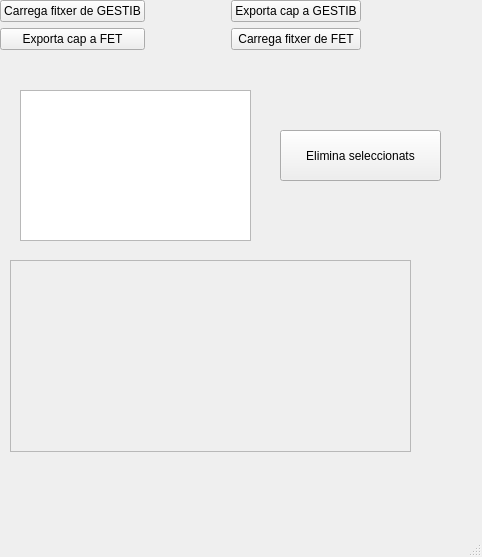
The window that mainwindow.ui (pnegre/XESFET) describes before a commit, drawn with Qt 5.
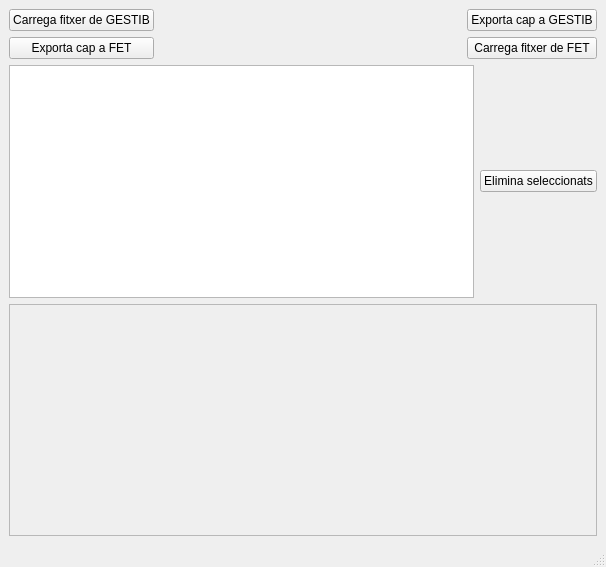
The same window after the commit.

Commit message: Eliminem també les assignatures relacionades amb els cursos

```diff
--- a/mainwindow.ui
+++ b/mainwindow.ui
@@ -6,38 +6,16 @@
    <rect>
     <x>0</x>
     <y>0</y>
-    <width>482</width>
-    <height>557</height>
+    <width>606</width>
+    <height>567</height>
    </rect>
   </property>
   <property name="windowTitle">
    <string>MainWindow</string>
   </property>
   <widget class="QWidget" name="centralwidget">
-   <widget class="QPushButton" name="but_delete">
-    <property name="geometry">
-     <rect>
-      <x>280</x>
-      <y>130</y>
-      <width>161</width>
-      <height>51</height>
-     </rect>
-    </property>
-    <property name="text">
-     <string>Elimina seleccionats</string>
-    </property>
-   </widget>
-   <widget class="QListWidget" name="courseList">
-    <property name="geometry">
-     <rect>
-      <x>20</x>
-      <y>90</y>
-      <width>231</width>
-      <height>151</height>
-     </rect>
-    </property>
-   </widget>
-   <widget class="QWidget" name="">
+   <layout class="QGridLayout" name="gridLayout">
+    <item row="0" column="0">
     <layout class="QHBoxLayout" name="horizontalLayout">
      <item>
       <layout class="QVBoxLayout" name="verticalLayout">
@@ -119,20 +97,29 @@
       </layout>
      </item>
     </layout>
-   </widget>
+    </item>
+    <item row="1" column="0">
+     <layout class="QHBoxLayout" name="horizontalLayout_2">
+      <item>
+       <widget class="QListWidget" name="courseList"/>
+      </item>
+      <item>
+       <widget class="QPushButton" name="but_delete">
+        <property name="text">
+         <string>Elimina seleccionats</string>
+        </property>
+       </widget>
+      </item>
+     </layout>
+    </item>
+    <item row="2" column="0">
    <widget class="QTextEdit" name="console">
     <property name="enabled">
      <bool>false</bool>
     </property>
-    <property name="geometry">
-     <rect>
-      <x>10</x>
-      <y>260</y>
-      <width>401</width>
-      <height>192</height>
-     </rect>
-    </property>
-   </widget>
+     </widget>
+    </item>
+   </layout>
   </widget>
   <widget class="QMenuBar" name="menubar">
    <property name="geometry">
```
Left out of the diff: 4 changed lines with no effect on the pictures. Lines whose indentation alone changed are shown as unchanged. The commit also changes 1 other file.
